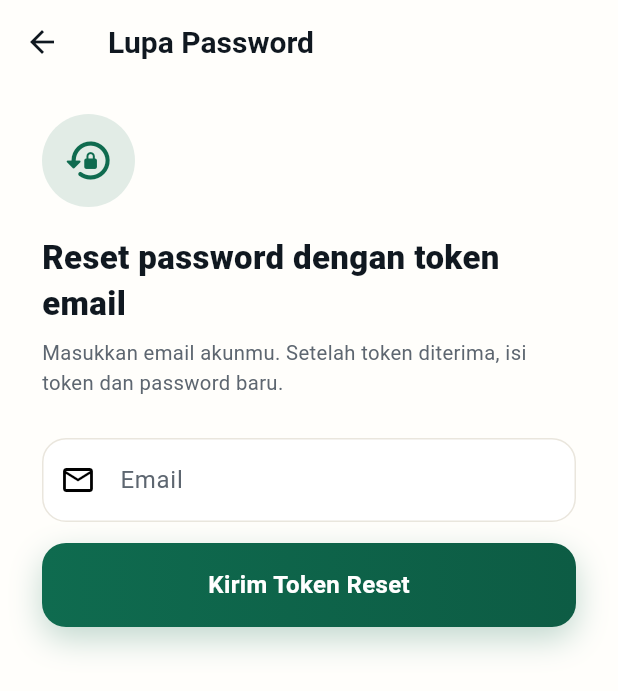
After one commit to Adidtiasmara/TreeminaSleep, a Flutter app: the screen it shows after launch, after a tap on "Lupa password?", on a phone screen of 412 x 824 dp. The commit adds this screen. Shown: the top 691 px of the screen. Run offline on Flutter 3.47's test engine with Material 3 defaults, Android fonts, the phone set to English and light mode, and no system bars; our stand-ins replace audioplayers, file_picker, fl_chart, flutter_local_notifications, shared_preferences, supabase_flutter; accounts and stored records are empty; Roboto replaces fonts that are missing (Poppins).

Commit message:
feat: improve auth flow and sleep reports

```diff
--- a/lib/main.dart
+++ b/lib/main.dart
@@ -1,5 +1,6 @@
 import 'package:flutter/material.dart';
 import 'package:flutter/services.dart';
+import 'package:flutter_localizations/flutter_localizations.dart';
 import 'package:intl/date_symbol_data_local.dart';
 import 'package:provider/provider.dart';
 import 'pages/splash_page.dart';
@@ -48,6 +49,16 @@ class TreeminaSleepApp extends StatelessWidget {
             theme: AppTheme.lightTheme,
             darkTheme: AppTheme.darkTheme,
             themeMode: themeProvider.themeMode,
+            locale: const Locale('id', 'ID'),
+            supportedLocales: const [
+              Locale('id', 'ID'),
+              Locale('en', 'US'),
+            ],
+            localizationsDelegates: const [
+              GlobalMaterialLocalizations.delegate,
+              GlobalWidgetsLocalizations.delegate,
+              GlobalCupertinoLocalizations.delegate,
+            ],
             home: const SplashPage(),
           );
         },
--- /dev/null
+++ b/lib/pages/forgot_password_page.dart
@@ -0,0 +1,369 @@
+import 'package:flutter/material.dart';
+import 'package:supabase_flutter/supabase_flutter.dart';
+
+import '../services/supabase_service.dart';
+import '../utils/app_colors.dart';
+import '../widgets/custom_button.dart';
+
+class ForgotPasswordPage extends StatefulWidget {
+  final String initialEmail;
+
+  const ForgotPasswordPage({super.key, this.initialEmail = ''});
+
+  @override
+  State<ForgotPasswordPage> createState() => _ForgotPasswordPageState();
+}
+
+class _ForgotPasswordPageState extends State<ForgotPasswordPage> {
+  final _emailCtrl = TextEditingController();
+  final _tokenCtrl = TextEditingController();
+  final _passwordCtrl = TextEditingController();
+  final _confirmPasswordCtrl = TextEditingController();
+  final _emailFormKey = GlobalKey<FormState>();
+  final _resetFormKey = GlobalKey<FormState>();
+
+  bool _tokenSent = false;
+  bool _isLoading = false;
+  bool _obscurePassword = true;
+  bool _obscureConfirmPassword = true;
+  String? _errorMessage;
+  String? _successMessage;
+
+  @override
+  void initState() {
+    super.initState();
+    _emailCtrl.text = widget.initialEmail;
+  }
+
+  @override
+  void dispose() {
+    _emailCtrl.dispose();
+    _tokenCtrl.dispose();
+    _passwordCtrl.dispose();
+    _confirmPasswordCtrl.dispose();
+    super.dispose();
+  }
+
+  Future<void> _sendToken() async {
+    if (!_emailFormKey.currentState!.validate()) return;
+    setState(() {
+      _isLoading = true;
+      _errorMessage = null;
+      _successMessage = null;
+    });
+
+    if (!SupabaseService.isConfigured) {
+      setState(() {
+        _isLoading = false;
+        _errorMessage = 'Konfigurasi Supabase belum tersedia.';
+      });
+      return;
+    }
+
+    try {
+      await SupabaseService.sendPasswordResetToken(_emailCtrl.text.trim());
+      if (!mounted) return;
+      setState(() {
+        _isLoading = false;
+        _tokenSent = true;
+        _successMessage =
+            'Token reset sudah dikirim ke email. Masukkan token dan password baru.';
+      });
+    } on AuthException catch (e) {
+      setState(() {
+        _isLoading = false;
+        _errorMessage = e.message;
+      });
+    } catch (_) {
+      setState(() {
+        _isLoading = false;
+        _errorMessage = 'Gagal mengirim token. Periksa email dan koneksi.';
+      });
+    }
+  }
+
+  Future<void> _resetPassword() async {
+    if (!_resetFormKey.currentState!.validate()) return;
+    setState(() {
+      _isLoading = true;
+      _errorMessage = null;
+      _successMessage = null;
+    });
+
+    try {
+      await SupabaseService.resetPasswordWithToken(
+        email: _emailCtrl.text.trim(),
+        token: _tokenCtrl.text.trim(),
+        newPassword: _passwordCtrl.text,
+      );
+      if (!mounted) return;
+      ScaffoldMessenger.of(context).showSnackBar(
+        const SnackBar(
+          content: Text('Password berhasil direset. Silakan login kembali.'),
+        ),
+      );
+      Navigator.of(context).pop();
+    } on AuthException catch (e) {
+      setState(() {
+        _isLoading = false;
+        _errorMessage = e.message;
+      });
+    } catch (_) {
+      setState(() {
+        _isLoading = false;
+        _errorMessage = 'Reset password gagal. Periksa token dan coba lagi.';
+      });
+    }
+  }
+
+  @override
+  Widget build(BuildContext context) {
+    final isDark = Theme.of(context).brightness == Brightness.dark;
+    final bgColor =
+        isDark ? AppColors.backgroundDark : AppColors.backgroundLight;
+    final textColor = isDark ? AppColors.textDark : AppColors.textLight;
+    final secondaryColor =
+        isDark ? AppColors.textSecondaryDark : AppColors.textSecondaryLight;
+    final primaryColor =
+        isDark ? AppColors.primaryDark : AppColors.primaryLight;
+
+    return Scaffold(
+      backgroundColor: bgColor,
+      appBar: AppBar(
+        backgroundColor: bgColor,
+        elevation: 0,
+        iconTheme: IconThemeData(color: textColor),
+        title: Text(
+          'Lupa Password',
+          style: TextStyle(
+            color: textColor,
+            fontWeight: FontWeight.w700,
+            fontSize: 20,
+          ),
+        ),
+      ),
+      body: SafeArea(
+        child: SingleChildScrollView(
+          padding: const EdgeInsets.symmetric(horizontal: 28, vertical: 20),
+          child: Column(
+            crossAxisAlignment: CrossAxisAlignment.start,
+            children: [
+              Container(
+                width: 62,
+                height: 62,
+                decoration: BoxDecoration(
+                  color: primaryColor.withOpacity(.12),
+                  shape: BoxShape.circle,
+                ),
+                child: Icon(
+                  Icons.lock_reset_rounded,
+                  color: primaryColor,
+                  size: 34,
+                ),
+              ),
+              const SizedBox(height: 18),
+              Text(
+                'Reset password dengan token email',
+                style: TextStyle(
+                  color: textColor,
+                  fontSize: 22,
+                  fontWeight: FontWeight.w800,
+                ),
+              ),
+              const SizedBox(height: 8),
+              Text(
+                'Masukkan email akunmu. Setelah token diterima, isi token dan password baru.',
+                style: TextStyle(
+                  color: secondaryColor,
+                  fontSize: 13.5,
+                  height: 1.45,
+                ),
+              ),
+              const SizedBox(height: 26),
+              Form(
+                key: _emailFormKey,
+                child: TextFormField(
+                  controller: _emailCtrl,
+                  keyboardType: TextInputType.emailAddress,
+                  style: TextStyle(color: textColor),
+                  enabled: !_tokenSent,
+                  decoration: const InputDecoration(
+                    labelText: 'Email',
+                    prefixIcon: Icon(Icons.email_outlined),
+                  ),
+                  validator: (value) {
+                    if (value == null || value.trim().isEmpty) {
+                      return 'Email tidak boleh kosong';
+                    }
+                    if (!value.contains('@')) return 'Email tidak valid';
+                    return null;
+                  },
+                ),
+              ),
+              const SizedBox(height: 14),
+              if (!_tokenSent)
+                CustomButton(
+                  label: 'Kirim Token Reset',
+                  onPressed: _sendToken,
+                  isLoading: _isLoading,
+                )
+              else
+                Form(
+                  key: _resetFormKey,
+                  child: Column(
+                    children: [
+                      TextFormField(
+                        controller: _tokenCtrl,
+                        keyboardType: TextInputType.number,
+                        style: TextStyle(color: textColor),
+                        decoration: const InputDecoration(
+                          labelText: 'Token Reset',
+                          prefixIcon: Icon(Icons.pin_outlined),
+                        ),
+                        validator: (value) {
+                          if (value == null || value.trim().isEmpty) {
+                            return 'Token tidak boleh kosong';
+                          }
+                          return null;
+                        },
+                      ),
+                      const SizedBox(height: 14),
+                      TextFormField(
+                        controller: _passwordCtrl,
+                        obscureText: _obscurePassword,
+                        style: TextStyle(color: textColor),
+                        decoration: InputDecoration(
+                          labelText: 'Password Baru',
+                          prefixIcon: const Icon(Icons.lock_outlined),
+                          suffixIcon: IconButton(
+                            icon: Icon(
+                              _obscurePassword
+                                  ? Icons.visibility_off_outlined
+                                  : Icons.visibility_outlined,
+                            ),
+                            onPressed: () => setState(
+                              () => _obscurePassword = !_obscurePassword,
+                            ),
+                          ),
+                        ),
+                        validator: (value) {
+                          if (value == null || value.isEmpty) {
+                            return 'Password baru tidak boleh kosong';
+                          }
+                          if (value.length < 6) {
+                            return 'Password minimal 6 karakter';
+                          }
+                          return null;
+                        },
+                      ),
+                      const SizedBox(height: 14),
+                      TextFormField(
+                        controller: _confirmPasswordCtrl,
+                        obscureText: _obscureConfirmPassword,
+                        style: TextStyle(color: textColor),
+                        decoration: InputDecoration(
+                          labelText: 'Konfirmasi Password',
+                          prefixIcon: const Icon(Icons.lock_outline),
+                          suffixIcon: IconButton(
+                            icon: Icon(
+                              _obscureConfirmPassword
+                                  ? Icons.visibility_off_outlined
+                                  : Icons.visibility_outlined,
+                            ),
+                            onPressed: () => setState(
+                              () => _obscureConfirmPassword =
+                                  !_obscureConfirmPassword,
+                            ),
+                          ),
+                        ),
+                        validator: (value) {
+                          if (value != _passwordCtrl.text) {
+                            return 'Konfirmasi password tidak sama';
+                          }
+                          return null;
+                        },
+                      ),
+                      const SizedBox(height: 18),
+                      CustomButton(
+                        label: 'Reset Password',
+                        onPressed: _resetPassword,
+                        isLoading: _isLoading,
+                      ),
+                      const SizedBox(height: 8),
+                      TextButton(
+                        onPressed: _isLoading
+                            ? null
+                            : () {
+                                setState(() {
+                                  _tokenSent = false;
+                                  _tokenCtrl.clear();
+                                  _passwordCtrl.clear();
+                                  _confirmPasswordCtrl.clear();
+                                  _errorMessage = null;
+                                  _successMessage = null;
+                                });
+                              },
+                        child: const Text('Ganti email'),
+                      ),
+                    ],
+                  ),
+                ),
+              if (_successMessage != null) ...[
+                const SizedBox(height: 14),
+                _MessageBox(
+                  message: _successMessage!,
+                  color: primaryColor,
+                  icon: Icons.check_circle_outline,
+                ),
+              ],
+              if (_errorMessage != null) ...[
+                const SizedBox(height: 14),
+                _MessageBox(
+                  message: _errorMessage!,
+                  color:
+                      isDark ? AppColors.badSleepDark : AppColors.badSleepLight,
+                  icon: Icons.error_outline,
+                ),
+              ],
+            ],
+          ),
+        ),
+      ),
+    );
+  }
+}
+
+class _MessageBox extends StatelessWidget {
+  final String message;
+  final Color color;
+  final IconData icon;
+
+  const _MessageBox({
+    required this.message,
+    required this.color,
+    required this.icon,
+  });
+
+  @override
+  Widget build(BuildContext context) {
+    return Container(
+      padding: const EdgeInsets.symmetric(horizontal: 14, vertical: 10),
+      decoration: BoxDecoration(
+        color: color.withOpacity(.12),
+        borderRadius: BorderRadius.circular(10),
+      ),
+      child: Row(
+        children: [
+          Icon(icon, color: color, size: 18),
+          const SizedBox(width: 8),
+          Expanded(
+            child: Text(
+              message,
+              style: TextStyle(color: color, fontSize: 13),
+            ),
+          ),
+        ],
+      ),
+    );
+  }
+}
--- a/lib/pages/login_page.dart
+++ b/lib/pages/login_page.dart
@@ -6,6 +6,7 @@ import '../services/supabase_service.dart';
 import '../utils/app_colors.dart';
 import '../widgets/custom_button.dart';
 import '../widgets/sleep_visuals.dart';
+import 'forgot_password_page.dart';
 import 'register_page.dart';
 import 'main_page.dart';
 
@@ -202,6 +203,29 @@ class _LoginPageState extends State<LoginPage> {
                           return null;
                         },
                       ),
+                      Align(
+                        alignment: Alignment.centerRight,
+                        child: TextButton(
+                          onPressed: _isLoading
+                              ? null
+                              : () {
+                                  Navigator.of(context).push(
+                                    MaterialPageRoute(
+                                      builder: (_) => ForgotPasswordPage(
+                                        initialEmail: _emailCtrl.text.trim(),
+                                      ),
+                                    ),
+                                  );
+                                },
+                          child: Text(
+                            'Lupa password?',
+                            style: TextStyle(
+                              color: primaryColor,
+                              fontWeight: FontWeight.w600,
+                            ),
+                          ),
+                        ),
+                      ),
                       if (_errorMessage != null) ...[
                         const SizedBox(height: 12),
                         Container(
--- a/lib/pages/register_page.dart
+++ b/lib/pages/register_page.dart
@@ -93,8 +93,8 @@ class _RegisterPageState extends State<RegisterPage> {
       if (!hasSession) {
         setState(() {
           _isLoading = false;
-          _successMessage =
-              'Registrasi berhasil. Silakan verifikasi email, lalu login.';
+          _errorMessage =
+              'Registrasi berhasil, tetapi login otomatis masih ditahan oleh Supabase. Matikan Confirm email di Supabase Auth agar user bisa langsung masuk setelah daftar.';
         });
         return;
       }
--- a/lib/services/supabase_service.dart
+++ b/lib/services/supabase_service.dart
@@ -61,22 +61,28 @@ class SupabaseService {
       throw const AuthException('Registrasi gagal. Silakan coba lagi.');
     }
 
-    if (response.session != null) {
+    if (response.session == null) {
+      try {
+        await login(email: email, password: password);
+      } on AuthException {
+        return false;
+      }
+    }
+
     await client.from('profiles').upsert({
-        'id': user.id,
+      'id': currentAuthUser?.id ?? user.id,
       'name': name,
       'email': email,
       'age': null,
     });
 
     await client.from('sleep_schedules').upsert({
-        'user_id': user.id,
+      'user_id': currentAuthUser?.id ?? user.id,
       'target_sleep_time': '22:00',
       'target_wake_time': '05:30',
     });
-    }
 
-    return response.session != null;
+    return true;
   }
 
   static Future<void> login({
@@ -84,6 +90,24 @@ class SupabaseService {
     required String password,
   }) async {
     await client.auth.signInWithPassword(email: email, password: password);
+  }
+
+  static Future<void> sendPasswordResetToken(String email) async {
+    await client.auth.resetPasswordForEmail(email);
+  }
+
+  static Future<void> resetPasswordWithToken({
+    required String email,
+    required String token,
+    required String newPassword,
+  }) async {
+    await client.auth.verifyOTP(
+      email: email,
+      token: token,
+      type: OtpType.recovery,
+    );
+    await client.auth.updateUser(UserAttributes(password: newPassword));
+    await client.auth.signOut();
   }
 
   static Future<void> logout() async {
--- a/pubspec.yaml
+++ b/pubspec.yaml
@@ -9,10 +9,12 @@ environment:
 dependencies:
   flutter:
     sdk: flutter
+  flutter_localizations:
+    sdk: flutter
   cupertino_icons: ^1.0.6
   shared_preferences: ^2.2.3
   provider: ^6.1.2
-  intl: ^0.19.0
+  intl: ^0.20.2
   fl_chart: ^0.68.0
   flutter_local_notifications: ^17.2.3
   audioplayers: ^6.1.0
```
Also changed, not shown: lib/pages/sleep_report_page.dart (+78 -43 lines), lib/widgets/sleep_chart.dart (+28 -23 lines), assets/images/app-icon.png (added), assets/images/app-icon.svg (added), pubspec.lock, 5 other files. Lines whose indentation alone changed are shown as unchanged.
